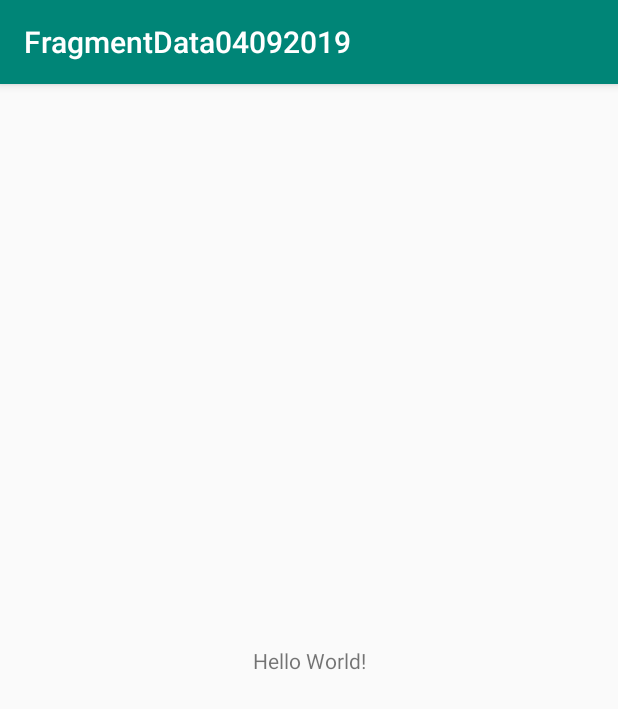
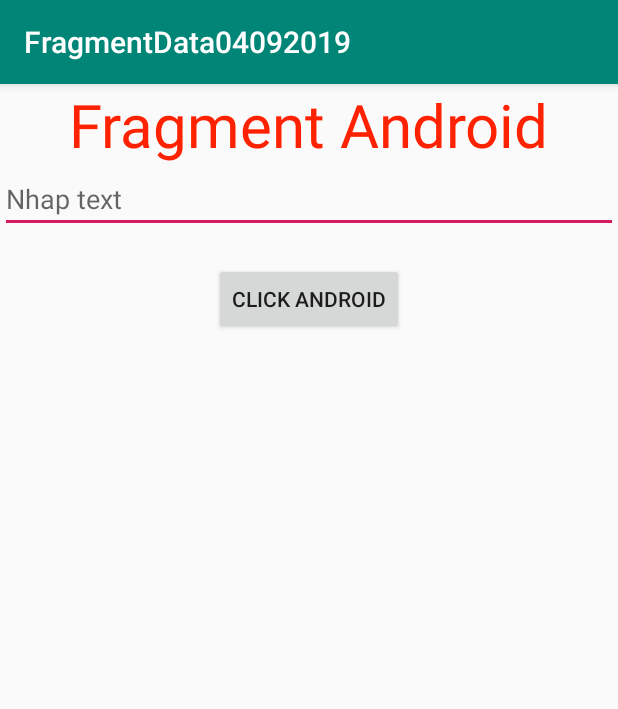
Before and after one commit to phamtanphat/FragmentData04092019, an Android app: the screen it shows after launch (MainActivity), on a phone screen of 412 x 824 dp. Shown: the top 709 px of the screen. Run offline under Robolectric (Android 15) with nearby library versions, the phone set to English and light mode, and no system bars.

Commit message:
send data activity to fragment not exists

```diff
--- a/app/src/main/java/com/example/fragmentdata04092019/AndroidFragment.java
+++ b/app/src/main/java/com/example/fragmentdata04092019/AndroidFragment.java
@@ -3,11 +3,15 @@ package com.example.fragmentdata04092019;
 
 import android.os.Bundle;
 
+import androidx.annotation.Nullable;
 import androidx.fragment.app.Fragment;
 
+import android.util.Log;
 import android.view.LayoutInflater;
 import android.view.View;
 import android.view.ViewGroup;
+import android.widget.Button;
+import android.widget.EditText;
 
 
 /**
@@ -15,17 +19,25 @@ import android.view.ViewGroup;
  */
 public class AndroidFragment extends Fragment {
 
-
-    public AndroidFragment() {
-        // Required empty public constructor
-    }
-
+    View v;
+    EditText edtAndroid;
+    Button btnAndroid;
 
     @Override
     public View onCreateView(LayoutInflater inflater, ViewGroup container,
                              Bundle savedInstanceState) {
-        // Inflate the layout for this fragment
-        return inflater.inflate(R.layout.fragment_android, container, false);
+        v = inflater.inflate(R.layout.fragment_android, container, false);
+        edtAndroid = v.findViewById(R.id.edittextAndroid);
+        btnAndroid = v.findViewById(R.id.buttonAndroid);
+        return v;
     }
 
+    @Override
+    public void onActivityCreated(@Nullable Bundle savedInstanceState) {
+        Bundle bundle = getArguments();
+        String chuoi = bundle.getString("chuoi");
+        Integer so = bundle.getInt("so");
+        Log.d("BBB", chuoi + so);
+        super.onActivityCreated(savedInstanceState);
+    }
 }
--- a/app/src/main/java/com/example/fragmentdata04092019/MainActivity.java
+++ b/app/src/main/java/com/example/fragmentdata04092019/MainActivity.java
@@ -1,14 +1,29 @@
 package com.example.fragmentdata04092019;
 
 import androidx.appcompat.app.AppCompatActivity;
+
+import androidx.fragment.app.FragmentManager;
+import androidx.fragment.app.FragmentTransaction;
 
 import android.os.Bundle;
 
 public class MainActivity extends AppCompatActivity {
 
+    FragmentManager fragmentManager;
     @Override
     protected void onCreate(Bundle savedInstanceState) {
         super.onCreate(savedInstanceState);
         setContentView(R.layout.activity_main);
+
+        fragmentManager = getSupportFragmentManager();
+        // 1 : Truyen du lieu cho fragment chua ton tai
+        FragmentTransaction fragmentTransaction = fragmentManager.beginTransaction();
+        AndroidFragment androidFragment = new AndroidFragment();
+        Bundle bundle = new Bundle();
+        bundle.putString("chuoi","Main send data");
+        bundle.putInt("so",1);
+        androidFragment.setArguments(bundle);
+        fragmentTransaction.add(R.id.frameContainer,androidFragment);
+        fragmentTransaction.commit();
     }
 }
--- a/app/src/main/res/layout/activity_main.xml
+++ b/app/src/main/res/layout/activity_main.xml
@@ -1,18 +1,15 @@
 <?xml version="1.0" encoding="utf-8"?>
-<androidx.constraintlayout.widget.ConstraintLayout xmlns:android="http://schemas.android.com/apk/res/android"
+<RelativeLayout
+    xmlns:android="http://schemas.android.com/apk/res/android"
     xmlns:app="http://schemas.android.com/apk/res-auto"
     xmlns:tools="http://schemas.android.com/tools"
     android:layout_width="match_parent"
     android:layout_height="match_parent"
     tools:context=".MainActivity">
 
-    <TextView
-        android:layout_width="wrap_content"
-        android:layout_height="wrap_content"
-        android:text="Hello World!"
-        app:layout_constraintBottom_toBottomOf="parent"
-        app:layout_constraintLeft_toLeftOf="parent"
-        app:layout_constraintRight_toRightOf="parent"
-        app:layout_constraintTop_toTopOf="parent" />
+   <FrameLayout
+       android:id="@+id/frameContainer"
+       android:layout_width="match_parent"
+       android:layout_height="wrap_content"/>
 
-</androidx.constraintlayout.widget.ConstraintLayout>
+</RelativeLayout>
```
